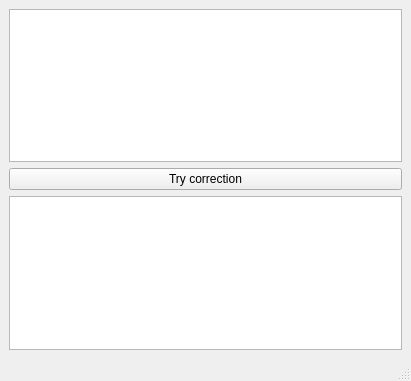
This is code/gui.ui in JeyDi/Mispelling as Qt 5 draws it before an edit. The edited form follows.
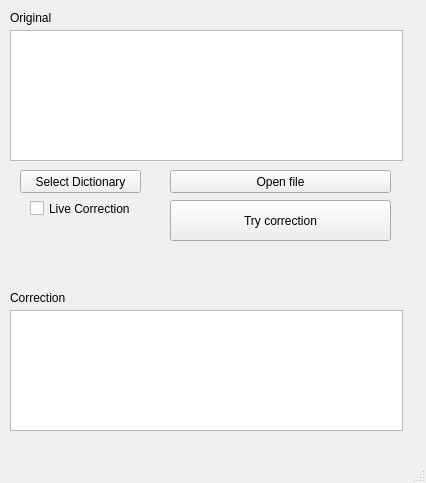
This is the edited form.

```diff
--- a/code/gui.ui
+++ b/code/gui.ui
@@ -6,29 +6,136 @@
    <rect>
     <x>0</x>
     <y>0</y>
-    <width>411</width>
-    <height>381</height>
+    <width>426</width>
+    <height>483</height>
    </rect>
   </property>
   <property name="windowTitle">
    <string>HMM Mispelling</string>
   </property>
   <widget class="QWidget" name="centralwidget">
-   <layout class="QVBoxLayout" name="verticalLayout">
-    <item>
-     <widget class="QTextEdit" name="input"/>
-    </item>
-    <item>
-     <widget class="QPushButton" name="push">
-      <property name="text">
-       <string>Try correction</string>
-      </property>
-     </widget>
-    </item>
-    <item>
-     <widget class="QTextEdit" name="output"/>
-    </item>
-   </layout>
+   <widget class="QTextEdit" name="input">
+    <property name="geometry">
+     <rect>
+      <x>10</x>
+      <y>30</y>
+      <width>393</width>
+      <height>131</height>
+     </rect>
+    </property>
+   </widget>
+   <widget class="QPushButton" name="push">
+    <property name="geometry">
+     <rect>
+      <x>170</x>
+      <y>200</y>
+      <width>221</width>
+      <height>41</height>
+     </rect>
+    </property>
+    <property name="text">
+     <string>Try correction</string>
+    </property>
+   </widget>
+   <widget class="QTextEdit" name="output">
+    <property name="geometry">
+     <rect>
+      <x>10</x>
+      <y>310</y>
+      <width>393</width>
+      <height>121</height>
+     </rect>
+    </property>
+    <property name="autoFillBackground">
+     <bool>false</bool>
+    </property>
+    <property name="readOnly">
+     <bool>true</bool>
+    </property>
+   </widget>
+   <widget class="QCheckBox" name="checkBoxLiveCorrection">
+    <property name="geometry">
+     <rect>
+      <x>30</x>
+      <y>200</y>
+      <width>101</width>
+      <height>17</height>
+     </rect>
+    </property>
+    <property name="text">
+     <string>Live Correction</string>
+    </property>
+   </widget>
+   <widget class="QPushButton" name="buttonOpenFile">
+    <property name="geometry">
+     <rect>
+      <x>170</x>
+      <y>170</y>
+      <width>221</width>
+      <height>23</height>
+     </rect>
+    </property>
+    <property name="text">
+     <string>Open file</string>
+    </property>
+   </widget>
+   <widget class="QLabel" name="label">
+    <property name="geometry">
+     <rect>
+      <x>10</x>
+      <y>290</y>
+      <width>61</width>
+      <height>16</height>
+     </rect>
+    </property>
+    <property name="text">
+     <string>Correction</string>
+    </property>
+   </widget>
+   <widget class="QLabel" name="label_2">
+    <property name="geometry">
+     <rect>
+      <x>10</x>
+      <y>10</y>
+      <width>61</width>
+      <height>16</height>
+     </rect>
+    </property>
+    <property name="text">
+     <string>Original</string>
+    </property>
+   </widget>
+   <widget class="QPushButton" name="buttonSelectDict">
+    <property name="geometry">
+     <rect>
+      <x>20</x>
+      <y>170</y>
+      <width>121</width>
+      <height>23</height>
+     </rect>
+    </property>
+    <property name="text">
+     <string>Select Dictionary</string>
+    </property>
+   </widget>
+   <widget class="QLabel" name="label_ModelGeneration">
+    <property name="geometry">
+     <rect>
+      <x>40</x>
+      <y>270</y>
+      <width>201</width>
+      <height>16</height>
+     </rect>
+    </property>
+    <property name="font">
+     <font>
+      <underline>true</underline>
+     </font>
+    </property>
+    <property name="text">
+     <string/>
+    </property>
+   </widget>
   </widget>
   <widget class="QMenuBar" name="menubar">
    <property name="geometry">
```
Left out of the diff: 57 changed lines with no effect on the pictures.
